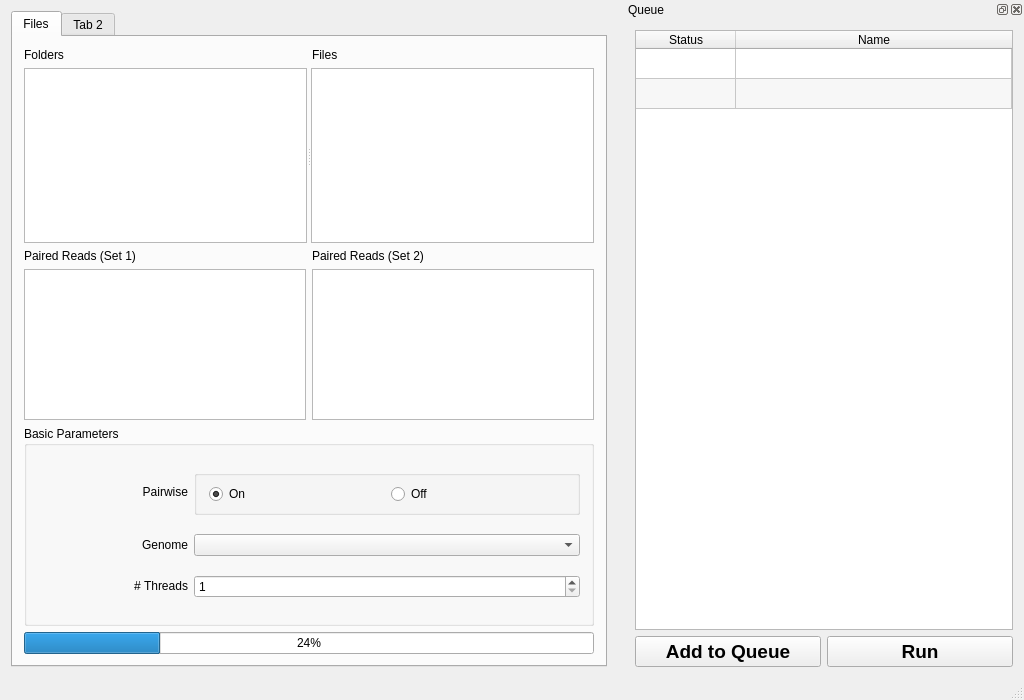
Before: the Qt Designer form mainwindow.ui in emptyewer/MAPster, drawn with Qt 5.
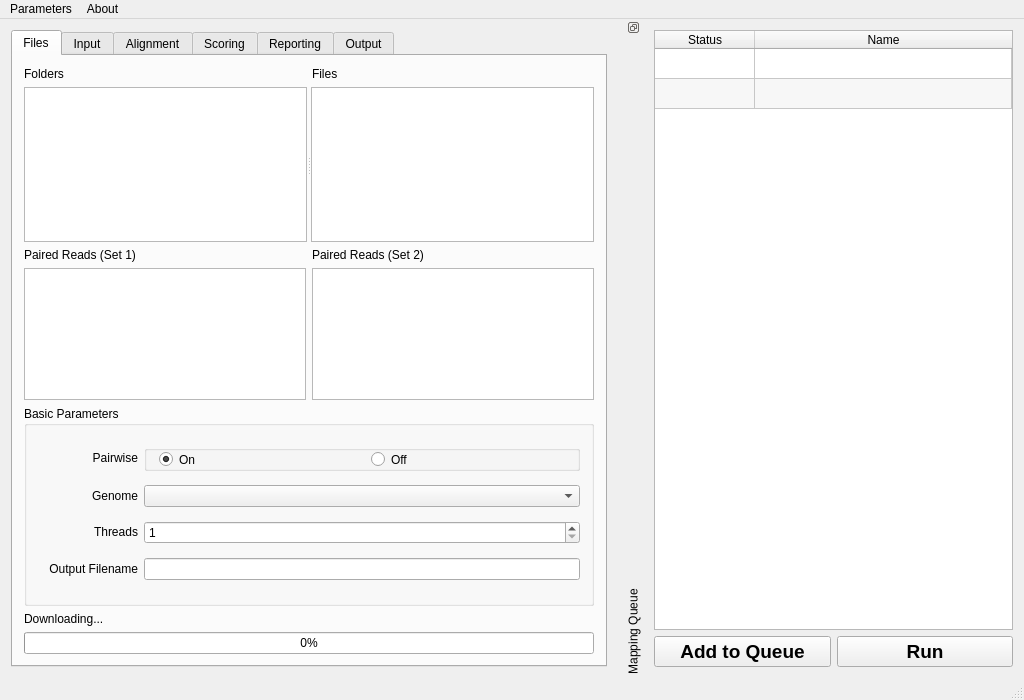
After: the same form once the commit is applied. Custom widgets are drawn as their Qt base class.

```diff
--- a/mainwindow.ui
+++ b/mainwindow.ui
@@ -22,7 +22,13 @@
   <widget class="QWidget" name="centralWidget">
    <layout class="QHBoxLayout" name="horizontalLayout">
     <item>
-     <widget class="QTabWidget" name="tab_widget">
+     <widget class="QTabWidget" name="tabs">
+      <property name="tabPosition">
+       <enum>QTabWidget::North</enum>
+      </property>
+      <property name="tabShape">
+       <enum>QTabWidget::Rounded</enum>
+      </property>
       <property name="currentIndex">
        <number>0</number>
       </property>
@@ -253,12 +259,12 @@
             <widget class="QLabel" name="label">
              <property name="maximumSize">
               <size>
-               <width>16777215</width>
+               <width>150</width>
                <height>20</height>
               </size>
              </property>
              <property name="text">
-              <string># Threads</string>
+              <string>Threads</string>
              </property>
              <property name="alignment">
               <set>Qt::AlignRight|Qt::AlignTrailing|Qt::AlignVCenter</set>
@@ -297,7 +303,7 @@
                <property name="maximumSize">
                 <size>
                  <width>16777215</width>
-                 <height>45</height>
+                 <height>26</height>
                 </size>
                </property>
                <property name="title">
@@ -316,8 +322,23 @@
                 <property name="leftMargin">
                  <number>12</number>
                 </property>
+                <property name="topMargin">
+                 <number>0</number>
+                </property>
+                <property name="rightMargin">
+                 <number>0</number>
+                </property>
+                <property name="bottomMargin">
+                 <number>0</number>
+                </property>
                 <item>
                  <widget class="QRadioButton" name="pairwise_on">
+                  <property name="maximumSize">
+                   <size>
+                    <width>16777215</width>
+                    <height>20</height>
+                   </size>
+                  </property>
                   <property name="text">
                    <string>On</string>
                   </property>
@@ -328,6 +349,12 @@
                 </item>
                 <item>
                  <widget class="QRadioButton" name="pairwise_off">
+                  <property name="maximumSize">
+                   <size>
+                    <width>16777215</width>
+                    <height>20</height>
+                   </size>
+                  </property>
                   <property name="text">
                    <string>Off</string>
                   </property>
@@ -373,13 +400,39 @@
              </property>
             </widget>
            </item>
+           <item row="3" column="0">
+            <widget class="QLabel" name="output_label">
+             <property name="maximumSize">
+              <size>
+               <width>150</width>
+               <height>20</height>
+              </size>
+             </property>
+             <property name="text">
+              <string>Output Filename</string>
+             </property>
+             <property name="alignment">
+              <set>Qt::AlignRight|Qt::AlignTrailing|Qt::AlignVCenter</set>
+             </property>
+            </widget>
+           </item>
+           <item row="3" column="2">
+            <widget class="QLineEdit" name="output_filename"/>
+           </item>
           </layout>
          </widget>
         </item>
+        <item>
+         <widget class="QLabel" name="download_label">
+          <property name="text">
+           <string>Downloading...</string>
+          </property>
+         </widget>
+        </item>
         <item>
          <widget class="QProgressBar" name="progress_bar">
           <property name="value">
-           <number>24</number>
+           <number>0</number>
           </property>
           <property name="invertedAppearance">
            <bool>false</bool>
@@ -390,7 +443,27 @@
       </widget>
       <widget class="QWidget" name="second_tab">
        <attribute name="title">
-        <string>Tab 2</string>
+        <string>Input</string>
+       </attribute>
+      </widget>
+      <widget class="QWidget" name="tab">
+       <attribute name="title">
+        <string>Alignment</string>
+       </attribute>
+      </widget>
+      <widget class="QWidget" name="tab_2">
+       <attribute name="title">
+        <string>Scoring</string>
+       </attribute>
+      </widget>
+      <widget class="QWidget" name="tab_3">
+       <attribute name="title">
+        <string>Reporting</string>
+       </attribute>
+      </widget>
+      <widget class="QWidget" name="tab_4">
+       <attribute name="title">
+        <string>Output</string>
        </attribute>
       </widget>
      </widget>
@@ -406,6 +479,20 @@
      <height>22</height>
     </rect>
    </property>
+   <widget class="QMenu" name="menuParameters">
+    <property name="title">
+     <string>Parameters</string>
+    </property>
+    <addaction name="actionSave"/>
+   </widget>
+   <widget class="QMenu" name="menuHelp">
+    <property name="title">
+     <string>About</string>
+    </property>
+    <addaction name="actionContents"/>
+   </widget>
+   <addaction name="menuParameters"/>
+   <addaction name="menuHelp"/>
   </widget>
   <widget class="QStatusBar" name="statusBar"/>
   <widget class="QDockWidget" name="dockWidget">
@@ -421,8 +508,14 @@
      <height>524287</height>
     </size>
    </property>
+   <property name="features">
+    <set>QDockWidget::DockWidgetFloatable|QDockWidget::DockWidgetVerticalTitleBar</set>
+   </property>
+   <property name="allowedAreas">
+    <set>Qt::RightDockWidgetArea</set>
+   </property>
    <property name="windowTitle">
-    <string>Queue</string>
+    <string>Mapping Queue</string>
    </property>
    <attribute name="dockWidgetArea">
     <number>2</number>
```
Left out of the diff: 23 changed lines with no effect on the pictures.
